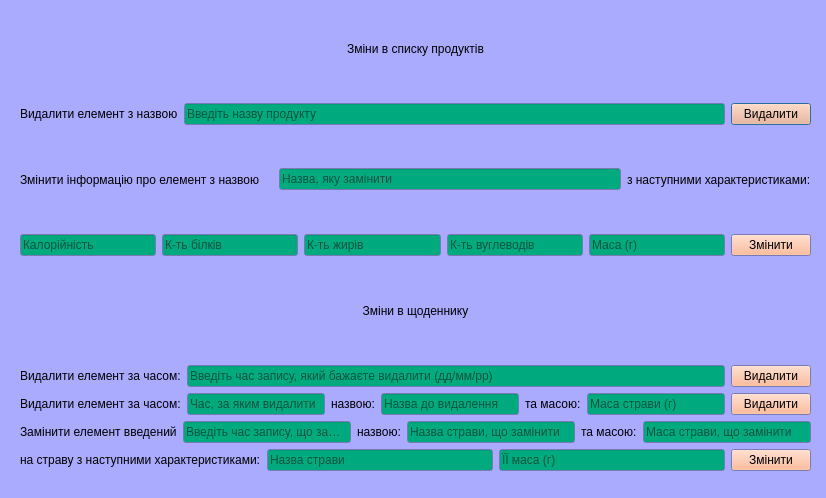
First picture: the form in foodchangeinfo.ui, repository Stalkeroid13/Health_statistic, before the edit.
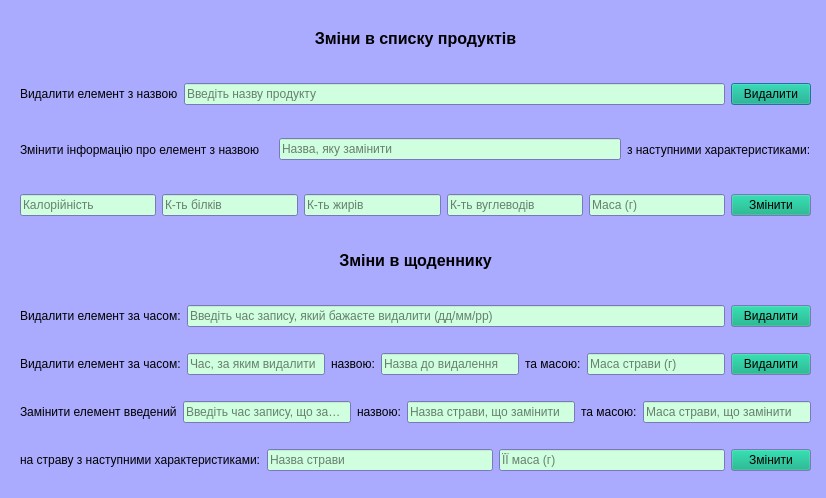
Second picture: the form after the edit.

What changed in the file:
```diff
--- a/foodchangeinfo.ui
+++ b/foodchangeinfo.ui
@@ -16,7 +16,25 @@
      <colorrole role="Button">
       <brush brushstyle="SolidPattern">
        <color alpha="255">
-        <red>255</red>
+        <red>0</red>
+        <green>170</green>
+        <blue>127</blue>
+       </color>
+      </brush>
+     </colorrole>
+     <colorrole role="Dark">
+      <brush brushstyle="SolidPattern">
+       <color alpha="255">
+        <red>170</red>
+        <green>170</green>
+        <blue>170</blue>
+       </color>
+      </brush>
+     </colorrole>
+     <colorrole role="Mid">
+      <brush brushstyle="SolidPattern">
+       <color alpha="255">
+        <red>0</red>
         <green>170</green>
         <blue>127</blue>
        </color>
@@ -25,9 +43,9 @@
      <colorrole role="Base">
       <brush brushstyle="SolidPattern">
        <color alpha="255">
-        <red>0</red>
-        <green>170</green>
-        <blue>127</blue>
+        <red>207</red>
+        <green>255</green>
+        <blue>222</blue>
        </color>
       </brush>
      </colorrole>
@@ -40,12 +58,39 @@
        </color>
       </brush>
      </colorrole>
+     <colorrole role="Shadow">
+      <brush brushstyle="SolidPattern">
+       <color alpha="255">
+        <red>85</red>
+        <green>85</green>
+        <blue>127</blue>
+       </color>
+      </brush>
+     </colorrole>
     </active>
     <inactive>
      <colorrole role="Button">
       <brush brushstyle="SolidPattern">
        <color alpha="255">
-        <red>255</red>
+        <red>0</red>
+        <green>170</green>
+        <blue>127</blue>
+       </color>
+      </brush>
+     </colorrole>
+     <colorrole role="Dark">
+      <brush brushstyle="SolidPattern">
+       <color alpha="255">
+        <red>170</red>
+        <green>170</green>
+        <blue>170</blue>
+       </color>
+      </brush>
+     </colorrole>
+     <colorrole role="Mid">
+      <brush brushstyle="SolidPattern">
+       <color alpha="255">
+        <red>0</red>
         <green>170</green>
         <blue>127</blue>
        </color>
@@ -54,9 +99,9 @@
      <colorrole role="Base">
       <brush brushstyle="SolidPattern">
        <color alpha="255">
-        <red>0</red>
-        <green>170</green>
-        <blue>127</blue>
+        <red>207</red>
+        <green>255</green>
+        <blue>222</blue>
        </color>
       </brush>
      </colorrole>
@@ -69,17 +114,71 @@
        </color>
       </brush>
      </colorrole>
+     <colorrole role="Shadow">
+      <brush brushstyle="SolidPattern">
+       <color alpha="255">
+        <red>85</red>
+        <green>85</green>
+        <blue>127</blue>
+       </color>
+      </brush>
+     </colorrole>
     </inactive>
     <disabled>
+     <colorrole role="WindowText">
+      <brush brushstyle="SolidPattern">
+       <color alpha="255">
+        <red>170</red>
+        <green>170</green>
+        <blue>170</blue>
+       </color>
+      </brush>
+     </colorrole>
      <colorrole role="Button">
       <brush brushstyle="SolidPattern">
        <color alpha="255">
-        <red>255</red>
+        <red>0</red>
         <green>170</green>
         <blue>127</blue>
        </color>
       </brush>
      </colorrole>
+     <colorrole role="Dark">
+      <brush brushstyle="SolidPattern">
+       <color alpha="255">
+        <red>170</red>
+        <green>170</green>
+        <blue>170</blue>
+       </color>
+      </brush>
+     </colorrole>
+     <colorrole role="Mid">
+      <brush brushstyle="SolidPattern">
+       <color alpha="255">
+        <red>0</red>
+        <green>170</green>
+        <blue>127</blue>
+       </color>
+      </brush>
+     </colorrole>
+     <colorrole role="Text">
+      <brush brushstyle="SolidPattern">
+       <color alpha="255">
+        <red>170</red>
+        <green>170</green>
+        <blue>170</blue>
+       </color>
+      </brush>
+     </colorrole>
+     <colorrole role="ButtonText">
+      <brush brushstyle="SolidPattern">
+       <color alpha="255">
+        <red>170</red>
+        <green>170</green>
+        <blue>170</blue>
+       </color>
+      </brush>
+     </colorrole>
      <colorrole role="Base">
       <brush brushstyle="SolidPattern">
        <color alpha="255">
@@ -98,6 +197,15 @@
        </color>
       </brush>
      </colorrole>
+     <colorrole role="Shadow">
+      <brush brushstyle="SolidPattern">
+       <color alpha="255">
+        <red>85</red>
+        <green>85</green>
+        <blue>127</blue>
+       </color>
+      </brush>
+     </colorrole>
     </disabled>
    </palette>
   </property>
@@ -116,6 +224,12 @@
    <layout class="QVBoxLayout" name="verticalLayout_2">
     <item>
      <widget class="QLabel" name="label">
+      <property name="font">
+       <font>
+        <pointsize>12</pointsize>
+        <bold>true</bold>
+       </font>
+      </property>
       <property name="text">
        <string>Зміни в списку продуктів</string>
       </property>
@@ -238,6 +352,12 @@
     </item>
     <item>
      <widget class="QLabel" name="label_2">
+      <property name="font">
+       <font>
+        <pointsize>12</pointsize>
+        <bold>true</bold>
+       </font>
+      </property>
       <property name="text">
        <string>Зміни в щоденнику</string>
       </property>
@@ -271,6 +391,19 @@
       </item>
      </layout>
     </item>
+    <item>
+     <spacer name="horizontalSpacer">
+      <property name="orientation">
+       <enum>Qt::Orientation::Horizontal</enum>
+      </property>
+      <property name="sizeHint" stdset="0">
+       <size>
+        <width>40</width>
+        <height>20</height>
+       </size>
+      </property>
+     </spacer>
+    </item>
     <item>
      <layout class="QHBoxLayout" name="horizontalLayout_6">
       <item>
@@ -324,6 +457,19 @@
       </item>
      </layout>
     </item>
+    <item>
+     <spacer name="horizontalSpacer_2">
+      <property name="orientation">
+       <enum>Qt::Orientation::Horizontal</enum>
+      </property>
+      <property name="sizeHint" stdset="0">
+       <size>
+        <width>40</width>
+        <height>20</height>
+       </size>
+      </property>
+     </spacer>
+    </item>
     <item>
      <layout class="QHBoxLayout" name="horizontalLayout_5">
       <item>
@@ -370,6 +516,19 @@
       </item>
      </layout>
     </item>
+    <item>
+     <spacer name="horizontalSpacer_3">
+      <property name="orientation">
+       <enum>Qt::Orientation::Horizontal</enum>
+      </property>
+      <property name="sizeHint" stdset="0">
+       <size>
+        <width>40</width>
+        <height>20</height>
+       </size>
+      </property>
+     </spacer>
+    </item>
     <item>
      <layout class="QHBoxLayout" name="horizontalLayout_11">
       <item>
```
